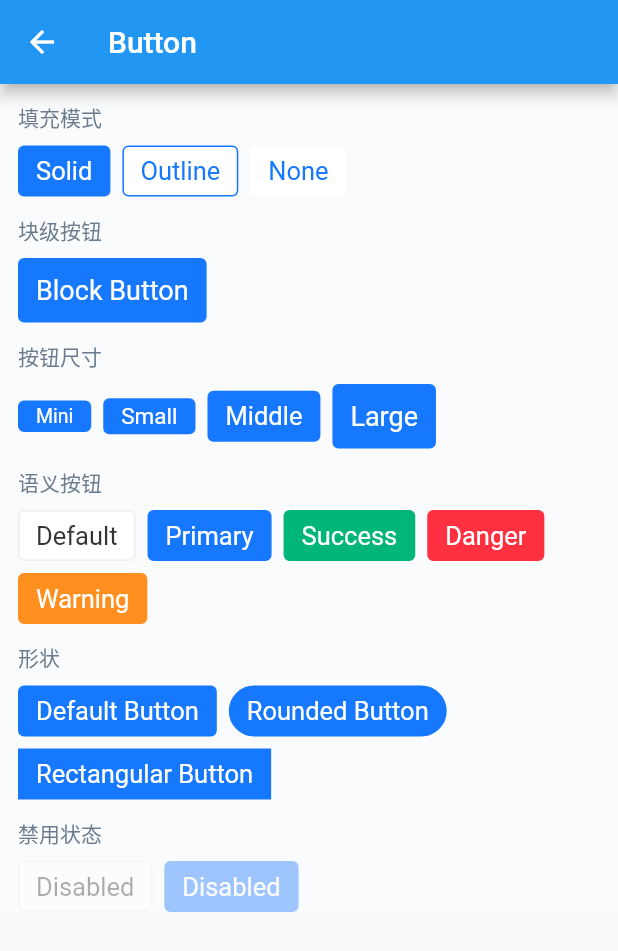
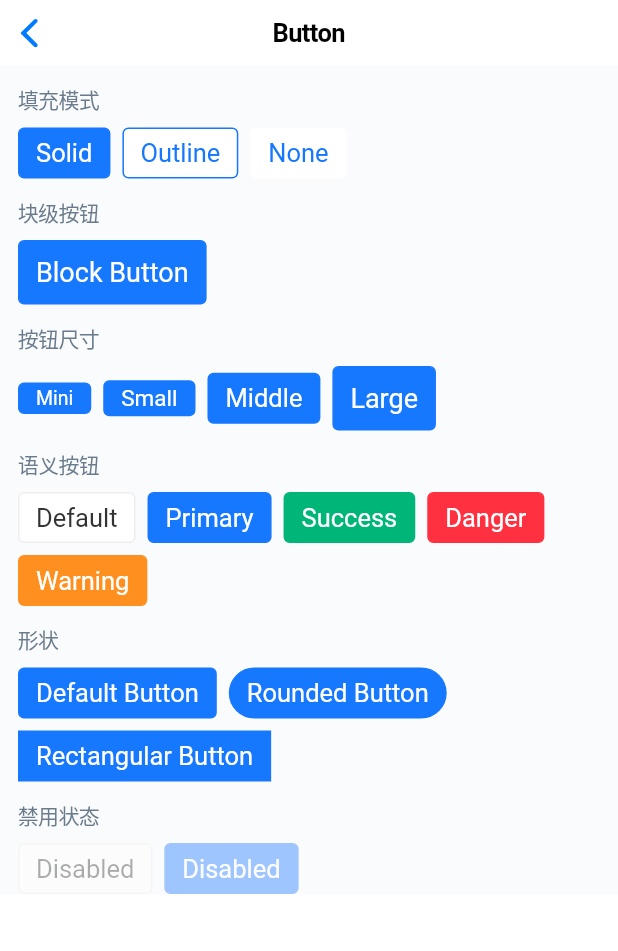
Before and after one commit to pd4d10/ant-design-mobile-flutter, a Flutter app: the screen it shows after launch, after a tap on "Button", on a phone screen of 412 x 824 dp. Shown: the top 951 px of the screen. Run offline on Flutter 3.47's test engine with Material 2 defaults, Android fonts, the phone set to English and light mode, and no system bars; our stand-ins replace go_router.

```diff
--- a/example/lib/main.dart
+++ b/example/lib/main.dart
@@ -9,7 +9,7 @@ import 'package:example/nav_bar.dart';
 import 'package:example/tab_bar.dart';
 import 'package:example/tag.dart';
 import 'package:example/toast.dart';
-import 'package:flutter/material.dart';
+import 'package:flutter/cupertino.dart';
 import 'package:go_router/go_router.dart';
 
 void main() {
@@ -85,9 +85,11 @@ final _routes = [
             );
           }
 
-          return Scaffold(
-            appBar: AppBar(title: Text(e.name!)),
-            body: child,
+          return CupertinoPageScaffold(
+            navigationBar: CupertinoNavigationBar(
+              middle: Text(e.name!),
+            ),
+            child: SafeArea(child: child),
           );
         },
       ),
@@ -108,20 +110,8 @@ class MyApp extends StatelessWidget {
   // This widget is the root of your application.
   @override
   Widget build(BuildContext context) {
-    return MaterialApp.router(
+    return CupertinoApp.router(
       title: 'Flutter Demo',
-      theme: ThemeData(
-        // This is the theme of your application.
-        //
-        // Try running your application with "flutter run". You'll see the
-        // application has a blue toolbar. Then, without quitting the app, try
-        // changing the primarySwatch below to Colors.green and then invoke
-        // "hot reload" (press "r" in the console where you ran "flutter run",
-        // or simply save your changes to "hot reload" in a Flutter IDE).
-        // Notice that the counter didn't reset back to zero; the application
-        // is not restarted.
-        primarySwatch: Colors.blue,
-      ),
       routeInformationProvider: _router.routeInformationProvider,
       routeInformationParser: _router.routeInformationParser,
       routerDelegate: _router.routerDelegate,
@@ -150,19 +140,13 @@ class MyHomePage extends StatefulWidget {
 class _MyHomePageState extends State<MyHomePage> {
   @override
   Widget build(BuildContext context) {
-    // This method is rerun every time setState is called, for instance as done
-    // by the _incrementCounter method above.
-    //
-    // The Flutter framework has been optimized to make rerunning build methods
-    // fast, so that you can just rebuild anything that needs updating rather
-    // than having to individually change instances of widgets.
-    return Scaffold(
-      appBar: AppBar(
-        // Here we take the value from the MyHomePage object that was created by
-        // the App.build method, and use it to set our appbar title.
-        title: Text(widget.title),
+    return CupertinoPageScaffold(
+      navigationBar: CupertinoNavigationBar(
+        middle: Text(widget.title),
       ),
-      body: AntList(
+      child: SafeArea(
+        child: SingleChildScrollView(
+          child: AntList(
             items: [
               for (final route in _routes)
                 AntListItem(
@@ -173,6 +157,8 @@ class _MyHomePageState extends State<MyHomePage> {
                 )
             ],
           ),
+        ),
+      ),
     );
   }
 }
```
Also changed, not shown: example/lib/utils.dart (+1 -28 lines), 1 other file. Lines whose indentation alone changed are shown as unchanged.
